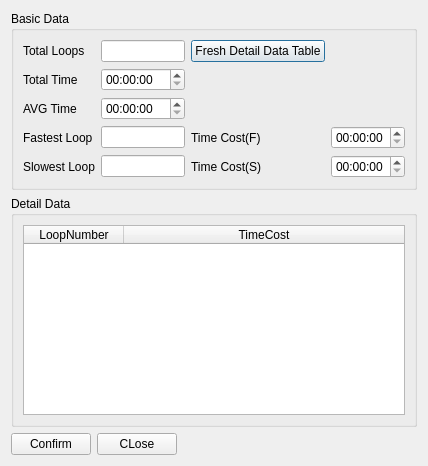
Qt form code/SwimmingPerformance/dialog_addrecord.ui (xinyuewodi/git_test) before a commit.
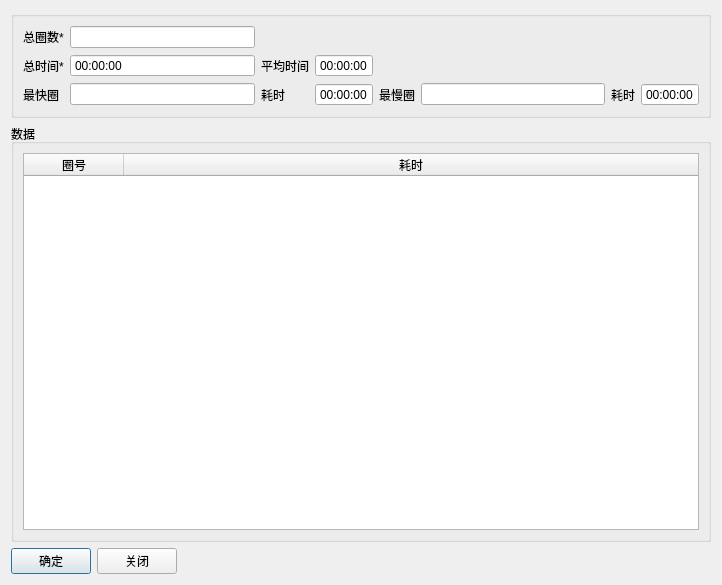
The same form after that commit. Icons and pictures are not drawn.

```diff
--- a/code/SwimmingPerformance/dialog_addrecord.ui
+++ b/code/SwimmingPerformance/dialog_addrecord.ui
@@ -6,8 +6,8 @@
    <rect>
     <x>0</x>
     <y>0</y>
-    <width>428</width>
-    <height>466</height>
+    <width>722</width>
+    <height>585</height>
    </rect>
   </property>
   <property name="windowTitle">
@@ -21,85 +21,101 @@
    <item>
     <widget class="QGroupBox" name="groupBox">
      <property name="title">
-      <string>Basic Data</string>
+      <string/>
      </property>
      <layout class="QVBoxLayout" name="verticalLayout">
       <item>
        <layout class="QGridLayout" name="gridLayout">
-        <item row="4" column="0">
-         <widget class="QLabel" name="label_5">
-          <property name="text">
-           <string>Slowest Loop</string>
+        <item row="3" column="3">
+         <widget class="QTimeEdit" name="timeEdit_3">
+          <property name="buttonSymbols">
+           <enum>QAbstractSpinBox::NoButtons</enum>
           </property>
          </widget>
         </item>
-        <item row="4" column="2">
-         <widget class="QLabel" name="label_7">
-          <property name="text">
-           <string>Time Cost(S)</string>
-          </property>
-         </widget>
-        </item>
-        <item row="4" column="1">
-         <widget class="QLineEdit" name="lineEdit_5"/>
-        </item>
-        <item row="4" column="3">
-         <widget class="QTimeEdit" name="timeEdit_4"/>
-        </item>
-        <item row="3" column="0">
-         <widget class="QLabel" name="label_4">
-          <property name="text">
-           <string>Fastest Loop</string>
+        <item row="0" column="1">
+         <widget class="QLineEdit" name="lineEdit">
+          <property name="sizePolicy">
+           <sizepolicy hsizetype="Expanding" vsizetype="Fixed">
+            <horstretch>0</horstretch>
+            <verstretch>0</verstretch>
+           </sizepolicy>
           </property>
          </widget>
         </item>
         <item row="0" column="0">
          <widget class="QLabel" name="label">
           <property name="text">
-           <string>Total Loops</string>
+           <string>总圈数*</string>
           </property>
          </widget>
         </item>
-        <item row="0" column="1">
-         <widget class="QLineEdit" name="lineEdit"/>
-        </item>
-        <item row="3" column="3">
-         <widget class="QTimeEdit" name="timeEdit_3"/>
-        </item>
-        <item row="2" column="0">
-         <widget class="QLabel" name="label_3">
+        <item row="3" column="0">
+         <widget class="QLabel" name="label_4">
           <property name="text">
-           <string>AVG Time</string>
-          </property>
-         </widget>
-        </item>
-        <item row="2" column="1">
-         <widget class="QTimeEdit" name="timeEdit_2"/>
-        </item>
-        <item row="1" column="1">
-         <widget class="QTimeEdit" name="timeEdit"/>
-        </item>
-        <item row="1" column="0">
-         <widget class="QLabel" name="label_2">
-          <property name="text">
-           <string>Total Time</string>
-          </property>
-         </widget>
-        </item>
-        <item row="3" column="2">
-         <widget class="QLabel" name="label_6">
-          <property name="text">
-           <string>Time Cost(F)</string>
+           <string>最快圈</string>
           </property>
          </widget>
         </item>
         <item row="3" column="1">
          <widget class="QLineEdit" name="lineEdit_4"/>
         </item>
-        <item row="0" column="2">
-         <widget class="QPushButton" name="pushButton">
+        <item row="3" column="2">
+         <widget class="QLabel" name="label_6">
           <property name="text">
-           <string>Fresh Detail Data Table</string>
+           <string>耗时</string>
+          </property>
+         </widget>
+        </item>
+        <item row="3" column="4">
+         <widget class="QLabel" name="label_5">
+          <property name="text">
+           <string>最慢圈</string>
+          </property>
+         </widget>
+        </item>
+        <item row="3" column="5">
+         <widget class="QLineEdit" name="lineEdit_5"/>
+        </item>
+        <item row="3" column="6">
+         <widget class="QLabel" name="label_7">
+          <property name="text">
+           <string>耗时</string>
+          </property>
+         </widget>
+        </item>
+        <item row="3" column="7">
+         <widget class="QTimeEdit" name="timeEdit_4">
+          <property name="buttonSymbols">
+           <enum>QAbstractSpinBox::NoButtons</enum>
+          </property>
+         </widget>
+        </item>
+        <item row="1" column="0">
+         <widget class="QLabel" name="label_2">
+          <property name="text">
+           <string>总时间*</string>
+          </property>
+         </widget>
+        </item>
+        <item row="1" column="1">
+         <widget class="QTimeEdit" name="timeEdit">
+          <property name="buttonSymbols">
+           <enum>QAbstractSpinBox::NoButtons</enum>
+          </property>
+         </widget>
+        </item>
+        <item row="1" column="2">
+         <widget class="QLabel" name="label_3">
+          <property name="text">
+           <string>平均时间</string>
+          </property>
+         </widget>
+        </item>
+        <item row="1" column="3">
+         <widget class="QTimeEdit" name="timeEdit_2">
+          <property name="buttonSymbols">
+           <enum>QAbstractSpinBox::NoButtons</enum>
           </property>
          </widget>
         </item>
@@ -111,7 +127,7 @@
    <item>
     <widget class="QGroupBox" name="groupBox_2">
      <property name="title">
-      <string>Detail Data</string>
+      <string>数据</string>
      </property>
      <layout class="QVBoxLayout" name="verticalLayout_2">
       <item>
@@ -133,12 +149,12 @@
         </attribute>
         <column>
          <property name="text">
-          <string>LoopNumber</string>
+          <string>圈号</string>
          </property>
         </column>
         <column>
          <property name="text">
-          <string>TimeCost</string>
+          <string>耗时</string>
          </property>
         </column>
        </widget>
@@ -151,14 +167,14 @@
      <item>
       <widget class="QPushButton" name="pushButton_2">
        <property name="text">
-        <string>Confirm</string>
+        <string>确定</string>
        </property>
       </widget>
      </item>
      <item>
       <widget class="QPushButton" name="pushButton_3">
        <property name="text">
-        <string>CLose</string>
+        <string>关闭</string>
        </property>
       </widget>
      </item>
```
